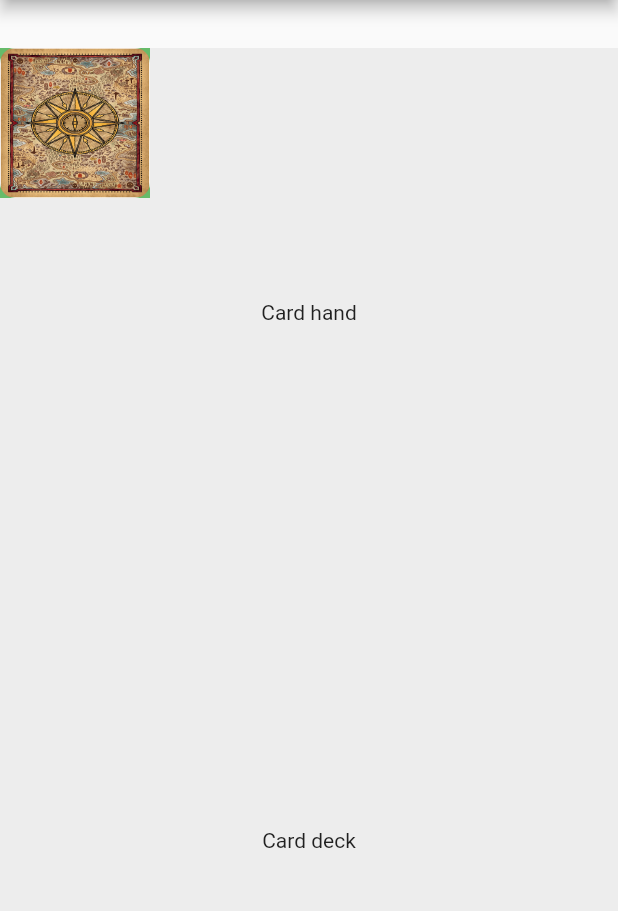
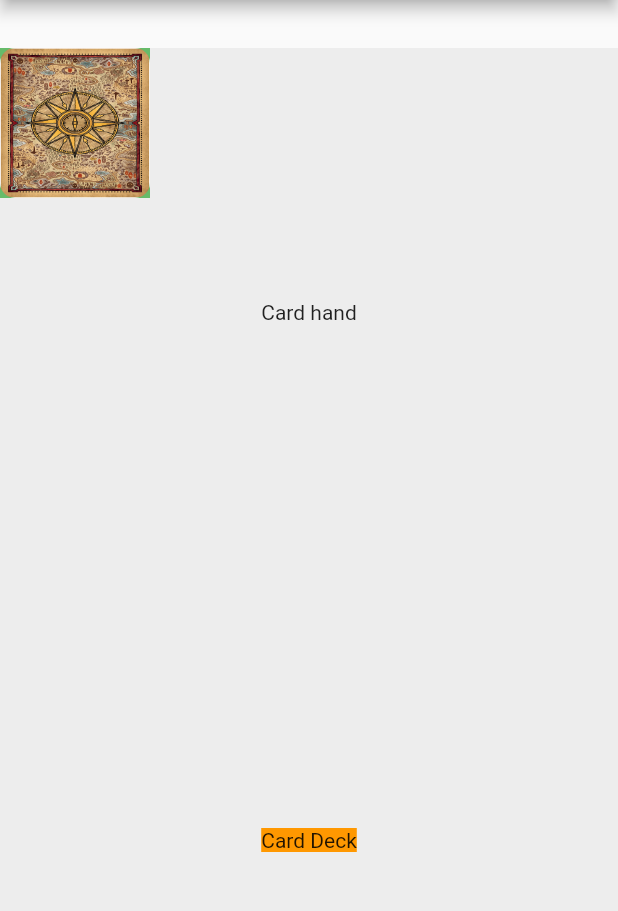
Before and after one commit to alienspaces/flutter-bloc-card-flip, a Flutter app: the screen it shows after launch, on a phone screen of 412 x 824 dp, the part 84-995 px from its top. Run offline on Flutter 3.47's test engine with Material 2 defaults, Android fonts, the phone set to English and light mode, and no system bars; drawn by our look-alikes of flip_card; our stand-ins replace bloc, equatable, flutter_bloc.

Commit message:
Card deck state

```diff
--- a/lib/cubit/card_cubit.dart
+++ b/lib/cubit/card/card_cubit.dart
@@ -11,7 +11,6 @@ part 'card_state.dart';
 
 class CardCubit extends Cubit<CardState> {
   final CardRepository _cardRepository;
-  // late final CardModel card;
   CardModel? card;
   bool cardFlipped = false;
 
--- /dev/null
+++ b/lib/cubit/card_deck/card_deck_state.dart
@@ -0,0 +1,37 @@
+part of 'card_deck_cubit.dart';
+
+@immutable
+abstract class CardDeckState extends Equatable {
+  const CardDeckState();
+}
+
+class CardDeckInitial extends CardDeckState {
+  const CardDeckInitial();
+
+  @override
+  List<Object> get props => [];
+}
+
+class CardDeckShuffling extends CardDeckState {
+  const CardDeckShuffling();
+
+  @override
+  List<Object> get props => [];
+}
+
+class CardDeckDealing extends CardDeckState {
+  final List<CardModel> deck;
+  final CardModel card;
+  const CardDeckDealing({required this.deck, required this.card});
+
+  @override
+  List<Object> get props => [deck, card];
+}
+
+class CardDeckReady extends CardDeckState {
+  final List<CardModel> deck;
+  const CardDeckReady({required this.deck});
+
+  @override
+  List<Object> get props => [deck];
+}
--- a/lib/data/card_repository.dart
+++ b/lib/data/card_repository.dart
@@ -7,7 +7,7 @@ abstract class CardRepository {
   CardModel create();
 }
 
-class FakeCardRepository implements CardRepository {
+class LocalCardRepository implements CardRepository {
   @override
   CardModel create() {
     final random = Random();
--- a/lib/widgets/card_board/card.dart
+++ b/lib/widgets/card_board/card.dart
@@ -5,7 +5,7 @@ import 'package:flutter/material.dart';
 
 // Application packages
 import 'package:flutter_bloc_exploration/logger.dart';
-import 'package:flutter_bloc_exploration/cubit/card_cubit.dart';
+import 'package:flutter_bloc_exploration/cubit/card/card_cubit.dart';
 
 class CardWidget extends StatefulWidget {
   CardWidget({
--- a/lib/widgets/card_board/card_button.dart
+++ b/lib/widgets/card_board/card_button.dart
@@ -3,7 +3,7 @@ import 'package:flutter/material.dart';
 
 // Application packages
 import 'package:flutter_bloc_exploration/logger.dart';
-import 'package:flutter_bloc_exploration/cubit/card_cubit.dart';
+import 'package:flutter_bloc_exploration/cubit/card/card_cubit.dart';
 
 class CardButtonWidget extends StatelessWidget {
   const CardButtonWidget({
--- a/lib/widgets/card_board/card_container.dart
+++ b/lib/widgets/card_board/card_container.dart
@@ -4,7 +4,7 @@ import 'package:vector_math/vector_math.dart' as vector;
 
 // Application packages
 import 'package:flutter_bloc_exploration/logger.dart';
-import 'package:flutter_bloc_exploration/cubit/card_cubit.dart';
+import 'package:flutter_bloc_exploration/cubit/card/card_cubit.dart';
 import 'package:flutter_bloc_exploration/data/card_repository.dart';
 import 'package:flutter_bloc_exploration/widgets/card_board/card.dart';
 import 'package:flutter_bloc_exploration/widgets/card_board/card_button.dart';
@@ -32,7 +32,7 @@ class _CardContainerState extends State<CardContainer> {
     );
 
     return BlocProvider(
-      create: (context) => CardCubit(FakeCardRepository()),
+      create: (context) => CardCubit(LocalCardRepository()),
       child: Container(
         width: widget.cardDimensions.x,
         height: widget.cardDimensions.y,
--- a/lib/widgets/card_deal/card_deal.dart
+++ b/lib/widgets/card_deal/card_deal.dart
@@ -2,8 +2,8 @@ import 'package:flutter/material.dart';
 
 // Application packages
 import 'package:flutter_bloc_exploration/logger.dart';
-import 'package:flutter_bloc_exploration/widgets/card_deal/card_deck.dart';
-import 'package:flutter_bloc_exploration/widgets/card_deal/card_hand.dart';
+import 'package:flutter_bloc_exploration/widgets/card_deal/card_deck_container.dart';
+import 'package:flutter_bloc_exploration/widgets/card_deal/card_hand_container.dart';
 import 'package:flutter_bloc_exploration/widgets/card_deal/card.dart';
 
 // The card board lays out a board of cards
@@ -54,7 +54,7 @@ class _CardDealWidgetState extends State<CardDealWidget> {
                     alignment: Alignment.bottomCenter,
                     width: containerWidth,
                     height: containerHeight / 2,
-                    child: CardDeckWidget(),
+                    child: CardDeckContainerWidget(),
                   ),
                 ),
                 AnimatedPositioned(
--- a/lib/widgets/card_deal/card_deck.dart
+++ b/lib/widgets/card_deal/card_deck.dart
@@ -1,10 +1,13 @@
+import 'package:flutter_bloc/flutter_bloc.dart';
 import 'package:flutter/material.dart';
 
 // Application packages
 import 'package:flutter_bloc_exploration/logger.dart';
+import 'package:flutter_bloc_exploration/cubit/card_deck/card_deck_cubit.dart';
 
-// The card board lays out a board of cards
 class CardDeckWidget extends StatefulWidget {
+  const CardDeckWidget({Key? key}) : super(key: key);
+
   @override
   _CardDeckWidgetState createState() => _CardDeckWidgetState();
 }
@@ -15,29 +18,28 @@ class _CardDeckWidgetState extends State<CardDeckWidget> {
     final log = getLogger('CardDeckWidget - build');
     log.info('Building..');
 
-    return Container(
-      padding: EdgeInsets.symmetric(vertical: 16),
-      alignment: Alignment.center,
-      child: LayoutBuilder(builder: (BuildContext context, BoxConstraints constraints) {
-        log.info('Constraints container width ${constraints.maxWidth}');
-        log.info('Constraints container height ${constraints.maxHeight}');
-
-        double containerWidth = constraints.maxWidth;
-        double containerHeight = constraints.maxHeight / 2;
-
-        log.info('Container width $containerWidth');
-        log.info('Container height $containerHeight');
-
-        Widget _buildContent() {
-          return Container(
-            child: Text('Card deck'),
-          );
-        }
-
+    return BlocConsumer<CardDeckCubit, CardDeckState>(
+      listenWhen: (previousState, state) {
+        log.info('Listen when called');
+        return true;
+      },
+      listener: (context, state) => null,
+      builder: (BuildContext context, CardDeckState state) {
         return Container(
-          child: _buildContent(),
+          child: MouseRegion(
+            cursor: state is CardDeckReady || state is CardDeckInitial
+                ? SystemMouseCursors.click
+                : SystemMouseCursors.forbidden,
+            child: GestureDetector(
+              onTap: () => null,
+              child: Container(
+                color: Colors.orange,
+                child: Text('Card Deck'),
+              ),
+            ),
+          ),
         );
-      }),
+      },
     );
   }
 }
--- /dev/null
+++ b/lib/widgets/card_deal/card_deck_container.dart
@@ -0,0 +1,50 @@
+import 'package:flutter_bloc/flutter_bloc.dart';
+import 'package:flutter/material.dart';
+
+// Application packages
+import 'package:flutter_bloc_exploration/logger.dart';
+import 'package:flutter_bloc_exploration/cubit/card_deck/card_deck_cubit.dart';
+import 'package:flutter_bloc_exploration/data/card_repository.dart';
+import 'package:flutter_bloc_exploration/widgets/card_deal/card_deck.dart';
+
+// The card board lays out a board of cards
+class CardDeckContainerWidget extends StatefulWidget {
+  @override
+  _CardDeckContainerWidgetState createState() => _CardDeckContainerWidgetState();
+}
+
+class _CardDeckContainerWidgetState extends State<CardDeckContainerWidget> {
+  @override
+  Widget build(BuildContext context) {
+    final log = getLogger('CardDeckWidget - build');
+    log.info('Building..');
+
+    return Container(
+      padding: EdgeInsets.symmetric(vertical: 16),
+      alignment: Alignment.center,
+      child: LayoutBuilder(
+        builder: (BuildContext context, BoxConstraints constraints) {
+          log.info('Constraints container width ${constraints.maxWidth}');
+          log.info('Constraints container height ${constraints.maxHeight}');
+
+          double containerWidth = constraints.maxWidth;
+          double containerHeight = constraints.maxHeight / 2;
+
+          log.info('Container width $containerWidth');
+          log.info('Container height $containerHeight');
+
+          Widget _buildContent() {
+            return CardDeckWidget();
+          }
+
+          return BlocProvider(
+            create: (context) => CardDeckCubit(LocalCardRepository(), 10),
+            child: Container(
+              child: _buildContent(),
+            ),
+          );
+        },
+      ),
+    );
+  }
+}
```
Also changed, not shown: lib/cubit/card_deck/card_deck_cubit.dart (added, +46 -0 lines), lib/widgets/card_deal/card.dart (+14 -14 lines), lib/cubit/card/card_state.dart (renamed from lib/cubit/card_state.dart), lib/widgets/card_deal/card_hand_container.dart (renamed from lib/widgets/card_deal/card_hand.dart), 1 other file.
